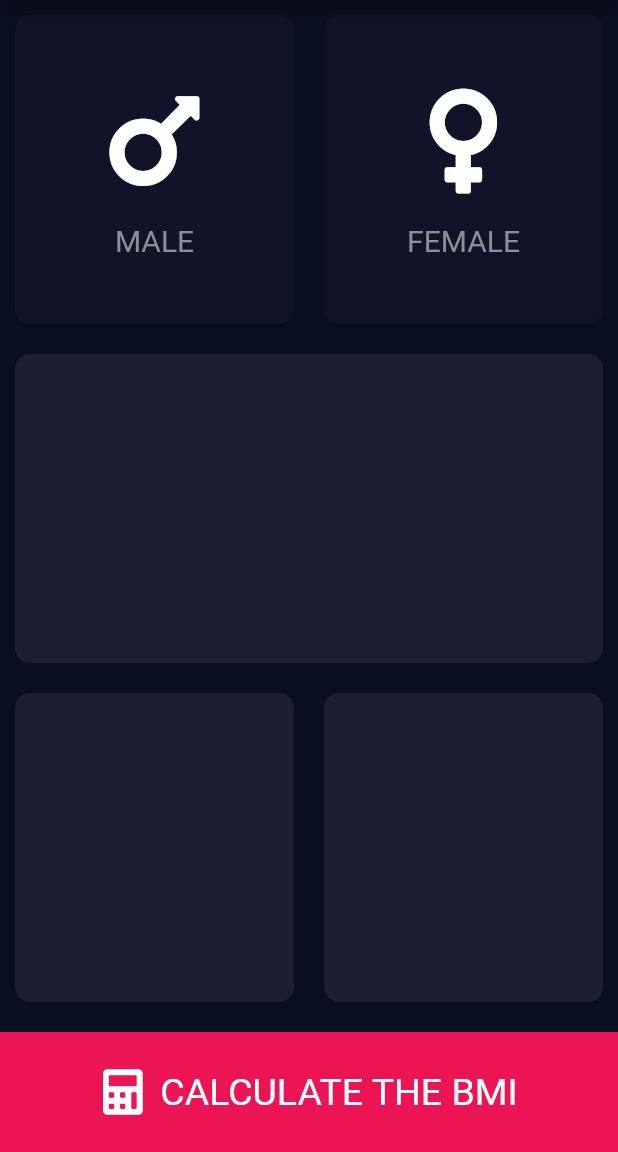
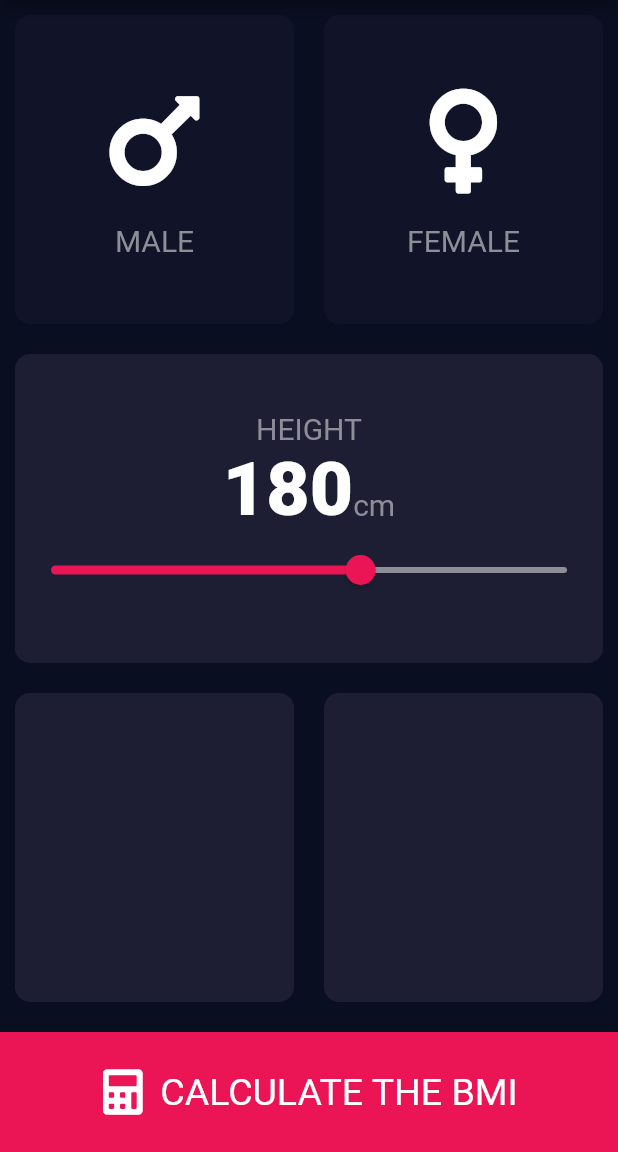
Before and after one commit to ugrylmz/bmi-calculator, a Flutter app: the screen it shows after launch, on a phone screen of 412 x 824 dp, the part 84-1236 px from its top. Run offline on Flutter 3.47's test engine with Material 2 defaults, Android fonts, the phone set to English and light mode, and no system bars; our stand-ins replace font_awesome_flutter.

Commit message:
feature: adding slider component to reusable card and refactoring constants to another class

```diff
--- /dev/null
+++ b/lib/constants.dart
@@ -0,0 +1,16 @@
+import 'package:flutter/material.dart';
+
+const kActiveCardColor = Color(0xFF1D1E33);
+const kInactiveCardColor = Color(0xFF111328);
+const kBottomContainerHeight = 80.0;
+const kBottomContainerColor = Color(0xFFEB1555);
+
+const kNumTextStyle = TextStyle(
+  fontSize: 50,
+  fontWeight: FontWeight.w900,
+);
+
+const kLabelTextStyle = TextStyle(
+  fontSize: 20.0,
+  color: Color(0xFF8D8E98),
+);
--- a/lib/icon_content.dart
+++ b/lib/icon_content.dart
@@ -1,8 +1,5 @@
 import 'package:flutter/material.dart';
-const labelTextStyle = TextStyle(
-  fontSize: 20.0,
-  color: Color(0xFF8D8E98),
-);
+import 'constants.dart';
 
 class IconContent extends StatelessWidget{
   IconContent({@required this.label,@required this.icon});
@@ -24,7 +21,7 @@ class IconContent extends StatelessWidget{
         ),
         Text(
           label,
-          style:labelTextStyle,
+          style:kLabelTextStyle,
         )
       ],
     );
--- a/lib/input_page.dart
+++ b/lib/input_page.dart
@@ -2,7 +2,7 @@ import 'package:flutter/material.dart';
 import 'package:font_awesome_flutter/font_awesome_flutter.dart';
 import 'reusable_card.dart';
 import 'icon_content.dart';
-
+import 'constants.dart';
 class InputPage extends StatefulWidget {
   @override
   _InputPageState createState() => _InputPageState();
@@ -13,12 +13,9 @@ enum Gender{
   female
 }
 
-const activeCardColor = Color(0xFF1D1E33);
-const inactiveCardColor = Color(0xFF111328);
-const bottomContainerHeight = 80.0;
-const bottomContainerColor = Color(0xFFEB1555);
 class _InputPageState extends State<InputPage> {
   Gender selectedGender;
+  int height = 180;
   @override
   Widget build(BuildContext context) {
     return Scaffold(
@@ -27,6 +24,7 @@ class _InputPageState extends State<InputPage> {
       ),
       body: Column(
         mainAxisSize: MainAxisSize.min,
+        crossAxisAlignment: CrossAxisAlignment.stretch,
         children: <Widget>[
           Expanded(
             child: Row(
@@ -43,8 +41,8 @@ class _InputPageState extends State<InputPage> {
                       icon: FontAwesomeIcons.mars,
                     ),
                     colour:selectedGender == Gender.male
-                      ? activeCardColor
-                      : inactiveCardColor,
+                      ? kActiveCardColor
+                      : kInactiveCardColor,
 
                   ),
                 ),
@@ -61,8 +59,8 @@ class _InputPageState extends State<InputPage> {
                       icon: FontAwesomeIcons.venus,
                     ),
                     colour:selectedGender == Gender.female
-                        ? activeCardColor
-                        : inactiveCardColor,
+                        ? kActiveCardColor
+                        : kInactiveCardColor,
                   ),
                 ),
               ],
@@ -70,7 +68,44 @@ class _InputPageState extends State<InputPage> {
           ),
           Expanded(
             child: ReusableCard(
-              colour: activeCardColor,
+              colour: kActiveCardColor,
+              cardChild: Column(
+                mainAxisAlignment: MainAxisAlignment.center,
+                children: <Widget>[
+                  Text(
+                    'HEIGHT',
+                    style:kLabelTextStyle,
+                  ),
+                  Row(
+                    mainAxisAlignment: MainAxisAlignment.center,
+                    crossAxisAlignment: CrossAxisAlignment.baseline,
+                    textBaseline: TextBaseline.alphabetic,
+                    children: <Widget>[
+                      Text(
+                        height.toString(),
+                        style:kNumTextStyle,
+                      ),
+                      Text(
+                        'cm',
+                        style: kLabelTextStyle,
+
+                      ),
+                    ],
+                  ),
+                  Slider(
+                    value: height.toDouble(),
+                    min: 120.0,
+                    max: 220.0,
+                    activeColor: Color(0xFFEB1555),
+                    inactiveColor: Color(0xFF8D8E98),
+                    onChanged: (double newValue) {
+                      setState(() {
+                        height = newValue.round();
+                      });
+                    },
+                  ),
+                ],
+              ),
             ),
           ),
           Expanded(
@@ -78,12 +113,12 @@ class _InputPageState extends State<InputPage> {
               children: <Widget>[
                 Expanded(
                   child: ReusableCard(
-                    colour: activeCardColor,
+                    colour: kActiveCardColor,
                   ),
                 ),
                 Expanded(
                   child: ReusableCard(
-                    colour: activeCardColor,
+                    colour: kActiveCardColor,
                   ),
                 ),
 
@@ -91,9 +126,9 @@ class _InputPageState extends State<InputPage> {
             ),
           ),
           Container(
-            height: bottomContainerHeight,
+            height: kBottomContainerHeight,
             width: double.infinity,
-            color: bottomContainerColor,
+            color: kBottomContainerColor,
             margin: EdgeInsets.only(top: 10.0),
             child: Row(
               mainAxisAlignment: MainAxisAlignment.center,
```
